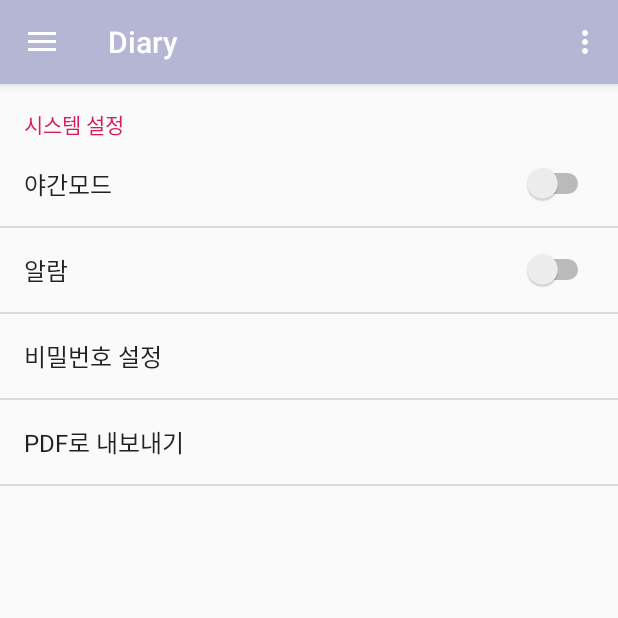
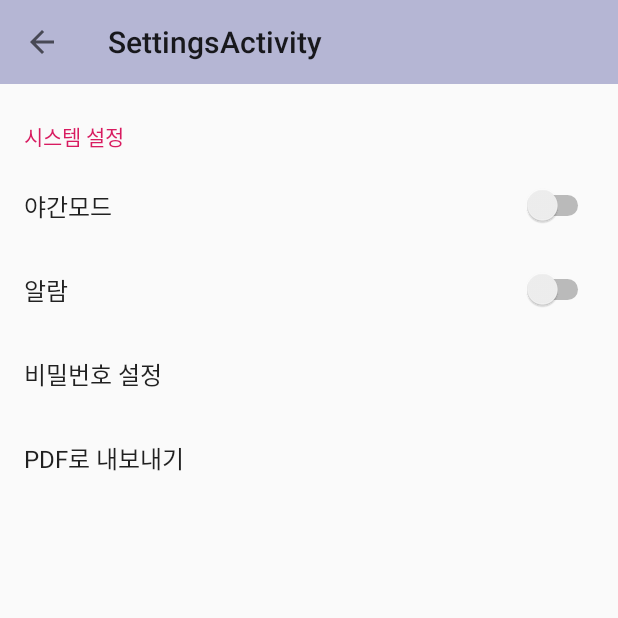
Before and after one commit to jin0220/Diary, an Android app: the MainActivity screen opened directly, with no data from a screen before it, in the side drawer, after a tap on "설정", on a phone screen of 412 x 824 dp, the top half of it. Run offline under Robolectric (Android 15) with nearby library versions, the phone set to English and light mode, and no system bars; our stand-ins replace androidx.preference; libraries missing offline, so code that uses them is left out: com.pedro.library; 1 statement that could not run was skipped.

Commit message:
Setting
Setting

```diff
--- a/app/build.gradle
+++ b/app/build.gradle
@@ -32,6 +32,7 @@ dependencies {
     implementation 'com.android.support:appcompat-v7:29.+'
     implementation 'com.android.support.constraint:constraint-layout:1.1.3'
     implementation 'androidx.legacy:legacy-support-v4:1.0.0'
+    implementation 'androidx.preference:preference:1.1.1'
     testImplementation 'junit:junit:4.12'
     androidTestImplementation 'androidx.test:runner:1.2.0'
     androidTestImplementation 'androidx.test.espresso:espresso-core:3.2.0'
--- a/app/src/main/AndroidManifest.xml
+++ b/app/src/main/AndroidManifest.xml
@@ -17,7 +17,11 @@
         android:roundIcon="@mipmap/ic_launcher_logo_round"
         android:supportsRtl="true"
         android:theme="@style/AppTheme">
-        <!-- 파일 공유 설정 -->
+        <activity android:name=".activity.PasswordActivity"></activity>
+        <activity
+            android:name=".activity.SettingsActivity"
+            android:label="@string/title_activity_settings"
+            android:theme="@style/Theme.AppCompat.NoActionBar" /> <!-- 파일 공유 설정 -->
         <provider
             android:name="androidx.core.content.FileProvider"
             android:authorities="com.example.diary"
--- a/app/src/main/java/com/example/diary/activity/MainActivity.java
+++ b/app/src/main/java/com/example/diary/activity/MainActivity.java
@@ -1,5 +1,7 @@
 package com.example.diary.activity;
 
+import android.content.Intent;
+import android.content.SharedPreferences;
 import android.os.Bundle;
 import android.view.Menu;
 import android.view.MenuItem;
@@ -12,18 +14,37 @@ import androidx.drawerlayout.widget.DrawerLayout;
 
 import com.example.diary.R;
 import com.example.diary.fragment.MainFragment;
-import com.example.diary.fragment.SettingFragment;
 import com.google.android.material.navigation.NavigationView;
 
 public class MainActivity extends AppCompatActivity
         implements NavigationView.OnNavigationItemSelectedListener {
 
     MainFragment mainFragment;
-    SettingFragment settingFragment;
 
     @Override
     protected void onCreate(Bundle savedInstanceState) {
         super.onCreate(savedInstanceState);
+
+        SharedPreferences sharedPreferences = getSharedPreferences("com.example.diary_preferences",MODE_PRIVATE);
+
+//        Log.d("확인","모드" + sharedPreferences.getBoolean("mode",false));
+        if(sharedPreferences.getBoolean("mode",false) == true){
+            setTheme(R.style.DarkTheme);
+//            Log.d("확인","모드1" + sharedPreferences.getBoolean("mode",false));
+        }else{
+            setTheme(R.style.AppTheme);
+//            Log.d("확인","모드2" + sharedPreferences.getBoolean("mode",false));
+        }
+//        Toast.makeText(this,"모드" + sharedPreferences.getBoolean("mode",false),Toast.LENGTH_LONG);
+//        //야간 모드
+//        if(AppCompatDelegate.getDefaultNightMode() == AppCompatDelegate.MODE_NIGHT_YES){
+//            setTheme(R.style.DarkTheme);
+////            reStartApp();
+//        }
+//        else{
+//            setTheme(R.style.AppTheme);
+//        }
+
         setContentView(R.layout.activity_main);
         Toolbar toolbar = findViewById(R.id.toolbar);
         setSupportActionBar(toolbar);
@@ -46,8 +67,13 @@ public class MainActivity extends AppCompatActivity
 
         mainFragment = new MainFragment();
         getSupportFragmentManager().beginTransaction().add(R.id.container,mainFragment).commit(); //프래그먼트 생성
+    }
 
-    }
+//    public void reStartApp(){
+//        Intent intent = new Intent(getApplicationContext(),MainActivity.class);
+//        startActivity(intent);
+//        finish();
+//    }
 
     @Override
     public void onBackPressed() {
@@ -93,8 +119,8 @@ public class MainActivity extends AppCompatActivity
         } else if (id == R.id.nav_gallery) {
 
         } else if (id == R.id.nav_setting) {
-            settingFragment = new SettingFragment();
-            getSupportFragmentManager().beginTransaction().replace(R.id.container, settingFragment).commit(); //프래그먼트 교체
+            Intent intent = new Intent(this,SettingsActivity.class);
+            startActivity(intent);
         } else if (id == R.id.nav_share) {
 
         } else if (id == R.id.nav_send) {
--- /dev/null
+++ b/app/src/main/java/com/example/diary/activity/SettingsActivity.java
@@ -0,0 +1,124 @@
+package com.example.diary.activity;
+
+import android.content.SharedPreferences;
+import android.os.Bundle;
+
+import androidx.appcompat.app.ActionBar;
+import androidx.appcompat.app.AppCompatActivity;
+import androidx.appcompat.app.AppCompatDelegate;
+import androidx.appcompat.widget.Toolbar;
+import androidx.fragment.app.Fragment;
+import androidx.preference.Preference;
+import androidx.preference.PreferenceFragmentCompat;
+import androidx.preference.PreferenceManager;
+import androidx.preference.SwitchPreference;
+
+import com.example.diary.R;
+
+public class SettingsActivity extends AppCompatActivity implements PreferenceFragmentCompat.OnPreferenceStartFragmentCallback{
+
+    Toolbar toolbar;
+
+    @Override
+    protected void onCreate(Bundle savedInstanceState) {
+        super.onCreate(savedInstanceState);
+        SharedPreferences sharedPreferences = getSharedPreferences("com.example.diary_preferences",MODE_PRIVATE);
+
+//        Log.d("확인","모드" + sharedPreferences.getBoolean("mode",false));
+        if(sharedPreferences.getBoolean("mode",false) == true){
+            setTheme(R.style.DarkTheme);
+//            Log.d("확인","모드1" + sharedPreferences.getBoolean("mode",false));
+        }else{
+            setTheme(R.style.AppTheme);
+//            Log.d("확인","모드2" + sharedPreferences.getBoolean("mode",false));
+        }
+
+        setContentView(R.layout.settings_activity);
+        if (savedInstanceState == null) {
+            getSupportFragmentManager()
+                    .beginTransaction()
+                    .replace(R.id.settings, new SettingsFragment())
+                    .commit();
+        }
+
+        toolbar = findViewById(R.id.toolbar);
+        setSupportActionBar(toolbar);
+
+        ActionBar actionBar = getSupportActionBar();
+        if (actionBar != null) {
+            actionBar.setDisplayHomeAsUpEnabled(true);
+        }
+
+    }
+
+//뒤로가기 버튼
+    @Override
+    public boolean onSupportNavigateUp() {
+
+        if(getSupportFragmentManager().getBackStackEntryCount() == 0) {
+            finish();
+        }else {
+            getSupportFragmentManager().popBackStack();
+        }
+
+        return super.onSupportNavigateUp();
+    }
+
+    @Override
+    public boolean onPreferenceStartFragment(PreferenceFragmentCompat caller, Preference pref) {
+        // Instantiate the new Fragment
+        final Bundle args = pref.getExtras();
+        final Fragment fragment = getSupportFragmentManager().getFragmentFactory().instantiate(
+                getClassLoader(),
+                pref.getFragment());
+        fragment.setArguments(args);
+        fragment.setTargetFragment(caller, 0);
+        // Replace the existing Fragment with the new Fragment
+        getSupportFragmentManager().beginTransaction()
+                .replace(R.id.settings, fragment)
+                .addToBackStack(null)
+                .commit();
+        return true;
+    }
+
+    public static class SettingsFragment extends PreferenceFragmentCompat {
+
+        SwitchPreference mode, alarm;
+        SharedPreferences pref;
+
+        @Override
+        public void onCreatePreferences(Bundle savedInstanceState, String rootKey) {
+            setPreferencesFromResource(R.xml.root_preferences, rootKey);
+
+            mode = (SwitchPreference) findPreference("mode");
+            alarm = (SwitchPreference) findPreference("alarm");
+
+
+            //SharedPreference객체를 참조하여 설정상태에 대한 제어 가능..
+            pref = PreferenceManager.getDefaultSharedPreferences(getActivity());
+            pref.registerOnSharedPreferenceChangeListener(listener);
+        }
+
+        SharedPreferences.OnSharedPreferenceChangeListener listener = new SharedPreferences.OnSharedPreferenceChangeListener() {
+            @Override
+            public void onSharedPreferenceChanged(SharedPreferences sharedPreferences, String key) {
+                if (key.equals("mode")) {
+                    if (pref.getBoolean("mode", true)) {
+                        AppCompatDelegate.setDefaultNightMode(AppCompatDelegate.MODE_NIGHT_YES); //안됨
+
+                    }else{
+                        AppCompatDelegate.setDefaultNightMode(AppCompatDelegate.MODE_NIGHT_NO);
+                    }
+//                getActivity().finish();
+//                startActivity(getActivity().getIntent());
+                }else if(key.equals("alarm")){
+
+                }else if (key.equals("pw")){
+
+                }else if (key.equals("pdf")){
+
+                }
+            }
+        };
+    }
+}
--- a/app/src/main/java/com/example/diary/adapter/MainGridAdapter.java
+++ b/app/src/main/java/com/example/diary/adapter/MainGridAdapter.java
@@ -3,7 +3,6 @@ package com.example.diary.adapter;
 import android.content.Context;
 import android.content.Intent;
 import android.net.Uri;
-import android.util.Log;
 import android.view.LayoutInflater;
 import android.view.View;
 import android.view.ViewGroup;
@@ -114,7 +113,6 @@ public class MainGridAdapter extends RecyclerView.Adapter<MainGridAdapter.ViewHo
         item.setImage(image);
 
         items.add(item);
-        Log.d("확인","어댑터 addData");
     }
 
 //    TextView textView;
--- a/app/src/main/java/com/example/diary/fragment/SettingFragment.java
+++ /dev/null
@@ -1,21 +0,0 @@
-package com.example.diary.fragment;
-
-import android.os.Bundle;
-import android.view.LayoutInflater;
-import android.view.View;
-import android.view.ViewGroup;
-
-import androidx.annotation.NonNull;
-import androidx.annotation.Nullable;
-import androidx.fragment.app.Fragment;
-
-import com.example.diary.R;
-
-public class SettingFragment extends Fragment {
-    @Nullable
-    @Override
-    public View onCreateView(@NonNull LayoutInflater inflater, @Nullable ViewGroup container, @Nullable Bundle savedInstanceState) {
-        ViewGroup rootView = (ViewGroup) inflater.inflate(R.layout.activity_setting, container, false);
-        return rootView;
-    }
-}
--- a/app/src/main/java/com/example/diary/fragment/SettingPreferenceFragment.java
+++ /dev/null
@@ -1,19 +0,0 @@
-package com.example.diary.fragment;
-
-import android.os.Bundle;
-import android.preference.PreferenceFragment;
-
-import androidx.annotation.Nullable;
-
-import com.example.diary.R;
-
-public class SettingPreferenceFragment extends PreferenceFragment {
-
-    @Override
-    public void onCreate(@Nullable Bundle savedInstanceState) {
-        super.onCreate(savedInstanceState);
-
-        addPreferencesFromResource(R.xml.settings_preference); //별도의 레이아웃 파일을 만들지 않고 xml 문서를 화면으로 생성
-
-    }
-}
--- a/app/src/main/res/layout/activity_read.xml
+++ b/app/src/main/res/layout/activity_read.xml
@@ -31,7 +31,6 @@
         <RelativeLayout
             android:layout_width="match_parent"
             android:layout_height="match_parent"
-            android:background="#fff"
             android:layout_below="@+id/toolbar">
 
 
--- /dev/null
+++ b/app/src/main/res/layout/settings_activity.xml
@@ -0,0 +1,20 @@
+<LinearLayout xmlns:android="http://schemas.android.com/apk/res/android"
+    xmlns:app="http://schemas.android.com/apk/res-auto"
+    android:layout_width="match_parent"
+    android:layout_height="match_parent"
+    android:orientation="vertical">
+
+    <androidx.appcompat.widget.Toolbar
+        android:id="@+id/toolbar"
+        android:layout_width="match_parent"
+        android:layout_height="?attr/actionBarSize"
+        android:background="@color/colorPrimary"
+        app:popupTheme="@style/AppTheme.PopupOverlay" >
+
+    </androidx.appcompat.widget.Toolbar>
+
+    <FrameLayout
+        android:id="@+id/settings"
+        android:layout_width="match_parent"
+        android:layout_height="match_parent" />
+</LinearLayout>
--- a/app/src/main/res/values/colors.xml
+++ b/app/src/main/res/values/colors.xml
@@ -3,4 +3,5 @@
     <color name="colorPrimary">#B5B6D4</color>
     <color name="colorPrimaryDark">#8D8EAC</color>
     <color name="colorAccent">#D81B60</color>
+    <color name="white">#ffffff</color>
 </resources>
--- a/app/src/main/res/values/styles.xml
+++ b/app/src/main/res/values/styles.xml
@@ -1,7 +1,7 @@
 <resources>
 
     <!-- Base application theme. -->
-    <style name="AppTheme" parent="Theme.AppCompat.Light.DarkActionBar">
+    <style name="AppTheme" parent="Theme.AppCompat.Light.NoActionBar"><!--Theme.AppCompat.Light.NoActionBar를 상속해야 화면 모드 전환이 가능, 왤까?-->
         <!-- Customize your theme here. -->
         <item name="colorPrimary">@color/colorPrimary</item>
         <item name="colorPrimaryDark">@color/colorPrimaryDark</item>
@@ -17,5 +17,12 @@
 
     <style name="AppTheme.PopupOverlay" parent="ThemeOverlay.AppCompat.Light" />
 
+    <!--야간 모드-->
+    <style name="DarkTheme" parent="Theme.AppCompat.DayNight.NoActionBar">
+        <item name="colorPrimary">@color/colorPrimary</item>
+        <item name="colorPrimaryDark">@color/colorPrimaryDark</item>
+        <item name="android:windowBackground">#222222</item>
+        <item name="android:textColor">@color/white</item>
+    </style>
 
 </resources>
--- /dev/null
+++ b/app/src/main/res/xml/root_preferences.xml
@@ -0,0 +1,31 @@
+<PreferenceScreen xmlns:app="http://schemas.android.com/apk/res-auto">
+
+    <PreferenceCategory
+        app:iconSpaceReserved="false"
+        app:title="시스템 설정">
+
+        <SwitchPreference
+            app:iconSpaceReserved="false"
+            app:key="mode"
+            app:title="야간모드" />
+
+        <SwitchPreference
+            app:iconSpaceReserved="false"
+            app:key="alarm"
+            app:title="알람" />
+
+    </PreferenceCategory>
+
+
+    <Preference
+        app:iconSpaceReserved="false"
+        app:key="pw"
+        app:title="비밀번호 설정"
+        app:fragment="com.example.diary.fragment.pwPreferenceFragment"/>
+
+    <PreferenceScreen
+        app:iconSpaceReserved="false"
+        app:key="pdf"
+        app:title="PDF로 내보내기" />
+
+</PreferenceScreen>
--- a/app/src/main/res/xml/settings_preference.xml
+++ /dev/null
@@ -1,26 +0,0 @@
-<?xml version="1.0" encoding="utf-8"?>
-<PreferenceScreen xmlns:android="http://schemas.android.com/apk/res/android">
-
-    <!--카테고리 구분-->
-    <PreferenceCategory
-        android:title="시스템 설정">
-
-        <SwitchPreference
-            android:title="야간모드" />
-
-        <SwitchPreference
-            android:title="알람" />
-
-    </PreferenceCategory>
-
-    <PreferenceScreen
-        android:title="비밀번호 설정">
-
-    </PreferenceScreen>
-
-    <PreferenceScreen
-        android:title="PDF로 내보내기">
-
-    </PreferenceScreen>
-
-</PreferenceScreen>
```
Also changed, not shown: app/src/main/java/com/example/diary/activity/PasswordActivity.java (added, +159 -0 lines), app/src/main/java/com/example/diary/activity/ReadActivity.java (+13 -0 lines), app/src/main/java/com/example/diary/fragment/pwPreferenceFragment.java (added, +20 -0 lines), app/src/main/res/layout/activity_password.xml (added, +158 -0 lines), app/src/main/res/values/arrays.xml (added, +12 -0 lines), app/src/main/res/values/strings.xml (+15 -0 lines), app/src/main/res/xml/pw_preference.xml (added, +26 -0 lines).
